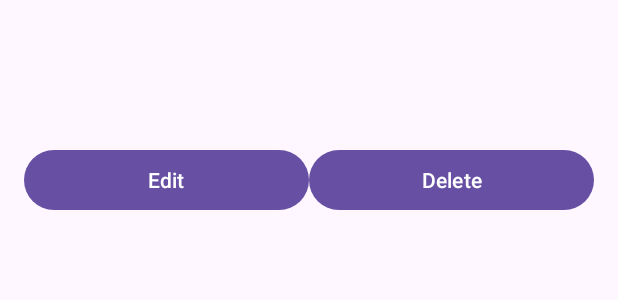
After one commit to dharmesh-kashyap/Warehub, an Android app: the layout item_product.xml on its own in the app's theme, with its tools: preview values and no code run, on a phone screen of 412 x 824 dp. The commit adds this screen. Shown: the top 300 px of the screen. Run offline under Robolectric (Android 15) with nearby library versions, the phone set to English and light mode, and no system bars.

Commit message:
added manage items

```diff
--- a/app/build.gradle.kts
+++ b/app/build.gradle.kts
@@ -37,6 +37,7 @@ dependencies {
     implementation(libs.material)
     implementation(libs.activity)
     implementation(libs.constraintlayout)
+    implementation(libs.play.services.analytics.impl)
     testImplementation(libs.junit)
     androidTestImplementation(libs.ext.junit)
     androidTestImplementation(libs.espresso.core)
--- /dev/null
+++ b/app/src/main/res/drawable/ic_clear.xml
@@ -0,0 +1,5 @@
+<vector xmlns:android="http://schemas.android.com/apk/res/android" android:height="24dp" android:tint="#000000" android:viewportHeight="24" android:viewportWidth="24" android:width="24dp">
+
+    <path android:fillColor="@android:color/white" android:pathData="M19,6.41L17.59,5 12,10.59 6.41,5 5,6.41 10.59,12 5,17.59 6.41,19 12,13.41 17.59,19 19,17.59 13.41,12z"/>
+
+</vector>
--- /dev/null
+++ b/app/src/main/res/drawable/ic_search.xml
@@ -0,0 +1,5 @@
+<vector xmlns:android="http://schemas.android.com/apk/res/android" android:height="24dp" android:tint="#000000" android:viewportHeight="24" android:viewportWidth="24" android:width="24dp">
+
+    <path android:fillColor="@android:color/white" android:pathData="M15.5,14h-0.79l-0.28,-0.27C15.41,12.59 16,11.11 16,9.5 16,5.91 13.09,3 9.5,3S3,5.91 3,9.5 5.91,16 9.5,16c1.61,0 3.09,-0.59 4.23,-1.57l0.27,0.28v0.79l5,4.99L20.49,19l-4.99,-5zM9.5,14C7.01,14 5,11.99 5,9.5S7.01,5 9.5,5 14,7.01 14,9.5 11.99,14 9.5,14z"/>
+
+</vector>
--- /dev/null
+++ b/app/src/main/res/layout/item_product.xml
@@ -0,0 +1,49 @@
+<?xml version="1.0" encoding="utf-8"?>
+<LinearLayout xmlns:android="http://schemas.android.com/apk/res/android"
+    android:layout_width="match_parent"
+    android:layout_height="wrap_content"
+    android:orientation="vertical"
+    android:padding="16dp">
+
+    <TextView
+        android:id="@+id/product_name"
+        android:layout_width="match_parent"
+        android:layout_height="wrap_content"
+        android:textSize="16sp"
+        android:textStyle="bold" />
+
+    <TextView
+        android:id="@+id/product_code"
+        android:layout_width="match_parent"
+        android:layout_height="wrap_content" />
+
+    <TextView
+        android:id="@+id/product_quantity"
+        android:layout_width="match_parent"
+        android:layout_height="wrap_content" />
+
+    <TextView
+        android:id="@+id/product_price"
+        android:layout_width="match_parent"
+        android:layout_height="wrap_content" />
+
+    <LinearLayout
+        android:layout_width="match_parent"
+        android:layout_height="wrap_content"
+        android:orientation="horizontal">
+
+        <Button
+            android:id="@+id/edit_button"
+            android:layout_width="0dp"
+            android:layout_height="wrap_content"
+            android:layout_weight="1"
+            android:text="Edit" />
+
+        <Button
+            android:id="@+id/delete_button"
+            android:layout_width="0dp"
+            android:layout_height="wrap_content"
+            android:layout_weight="1"
+            android:text="Delete" />
+    </LinearLayout>
+</LinearLayout>
--- a/app/src/main/res/values/strings.xml
+++ b/app/src/main/res/values/strings.xml
@@ -22,4 +22,6 @@
     <string name="price">Price</string>
     <string name="scan_qr_code">Scan QR Code</string>
     <string name="save_product">Save Product</string>
+    <string name="clear_search">Clear search</string>
+    <string name="search_products">Search products</string>
 </resources>
--- a/gradle/libs.versions.toml
+++ b/gradle/libs.versions.toml
@@ -8,6 +8,7 @@ material = "1.12.0"
 activity = "1.9.2"
 constraintlayout = "2.1.4"
 zxingAndroidEmbedded = "4.3.0"
+playServicesAnalyticsImpl = "18.1.0"
 
 [libraries]
 junit = { group = "junit", name = "junit", version.ref = "junit" }
@@ -18,6 +19,7 @@ material = { group = "com.google.android.material", name = "material", version.r
 activity = { group = "androidx.activity", name = "activity", version.ref = "activity" }
 constraintlayout = { group = "androidx.constraintlayout", name = "constraintlayout", version.ref = "constraintlayout" }
 zxing-android-embedded = { module = "com.journeyapps:zxing-android-embedded", version.ref = "zxingAndroidEmbedded" }
+play-services-analytics-impl = { group = "com.google.android.gms", name = "play-services-analytics-impl", version.ref = "playServicesAnalyticsImpl" }
 
 [plugins]
 android-application = { id = "com.android.application", version.ref = "agp" }
```
Also changed, not shown: app/src/main/java/com/example/warehub/DatabaseHelper.java (+73 -0 lines), app/src/main/java/com/example/warehub/ManageItems.java (+137 -6 lines), app/src/main/java/com/example/warehub/Product.java (added, +53 -0 lines), app/src/main/java/com/example/warehub/ProductAdapter.java (added, +71 -0 lines), app/src/main/res/layout/dialog_edit_product.xml (added, +31 -0 lines), app/src/main/res/layout/fragment_manage_items.xml (+20 -11 lines).
